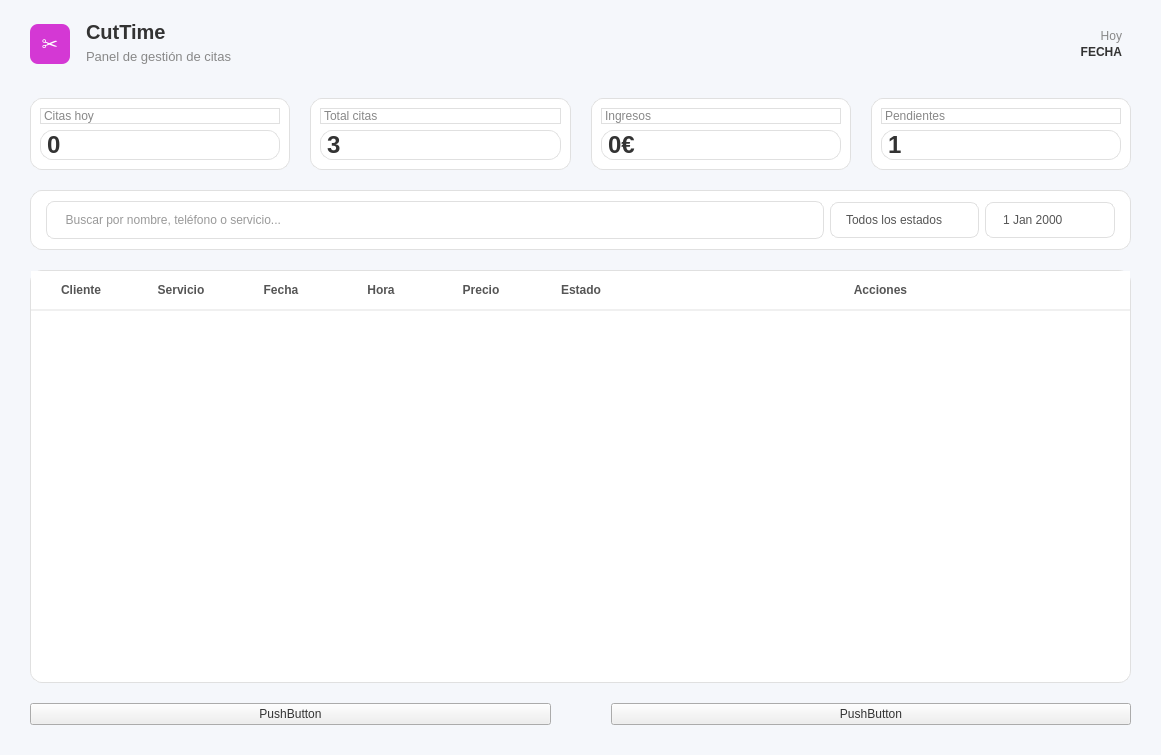
The window that desktop_app/ui/cutTime_dashboard.ui (Miguerep/ProyectoGestionReservas) describes before a commit, drawn with Qt 5.
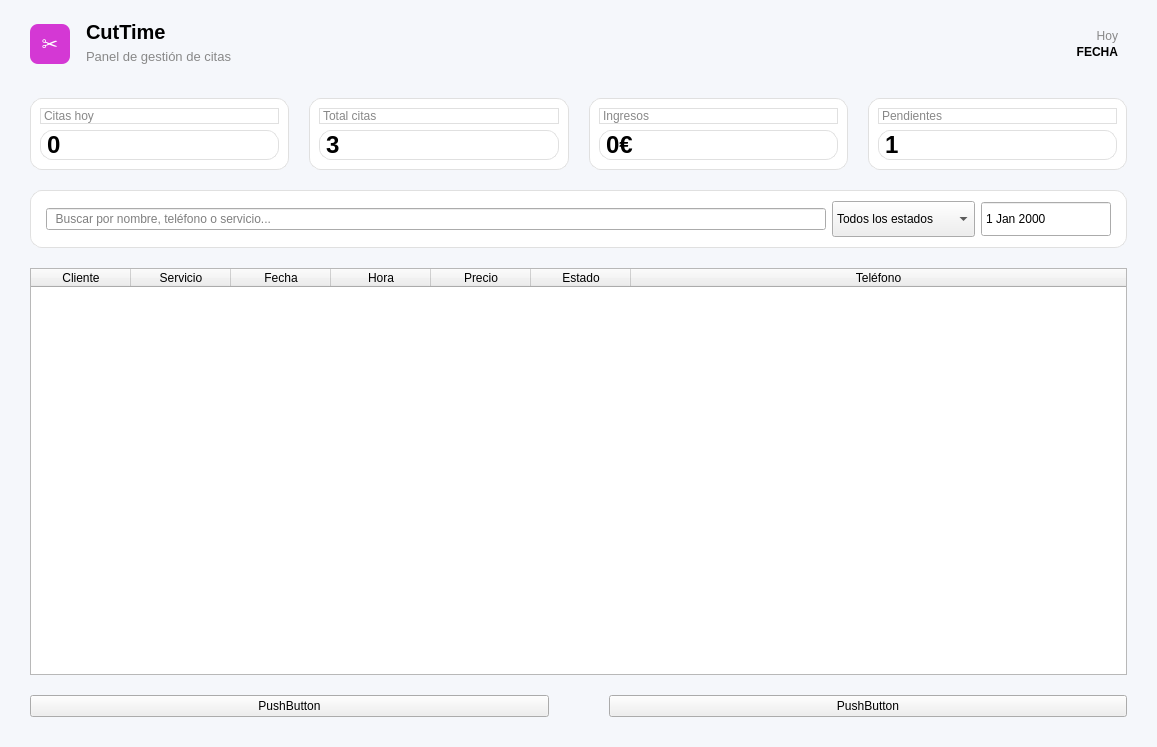
The same window after the commit.

What changed in the file:
```diff
--- a/desktop_app/ui/cutTime_dashboard.ui
+++ b/desktop_app/ui/cutTime_dashboard.ui
@@ -6,8 +6,8 @@
    <rect>
     <x>0</x>
     <y>0</y>
-    <width>1161</width>
-    <height>755</height>
+    <width>1157</width>
+    <height>747</height>
    </rect>
   </property>
   <property name="windowTitle">
@@ -17,53 +17,6 @@
    <string notr="true">QMainWindow {
 	background-color: #f5f7fb;
 }
-QWidget {
-	font-family: &quot;Segoe UI&quot;, Roboto, Helvetica, Arial, sans-serif;
-	color: #333333;
-}
-QLineEdit {
-	background-color: white;
-	border: 1px solid #e0e0e0;
-	border-radius: 8px;
-	padding: 10px;
-	color: #333;
-}
-QComboBox {
-	background-color: white;
-	border: 1px solid #e0e0e0;
-	border-radius: 8px;
-	padding: 8px 15px;
-	color: #555;
-}
-QDateEdit {
-	background-color: white;
-	border: 1px solid #e0e0e0;
-	border-radius: 8px;
-	padding: 8px 15px;
-	color: #555;
-}
-QComboBox::drop-down {
-	border: none;
-}
-QTableWidget {
-	background-color: white;
-	border: 1px solid #e0e0e0;
-	border-radius: 12px;
-	gridline-color: transparent;
-	outline: none;
-}
-QHeaderView::section {
-	background-color: white;
-	padding: 10px;
-	border: none;
-	border-bottom: 2px solid #f0f0f0;
-	font-weight: bold;
-	color: #555;
-}
-QTableWidget::item {
-	padding: 10px;
-	border-bottom: 1px solid #f5f7fb;
-}
 </string>
   </property>
   <widget class="QWidget" name="centralwidget">
@@ -506,7 +459,7 @@
       </column>
       <column>
        <property name="text">
-        <string>Acciones</string>
+        <string>Teléfono</string>
        </property>
       </column>
      </widget>
```
Left out of the diff: 3 changed lines with no effect on the pictures.
